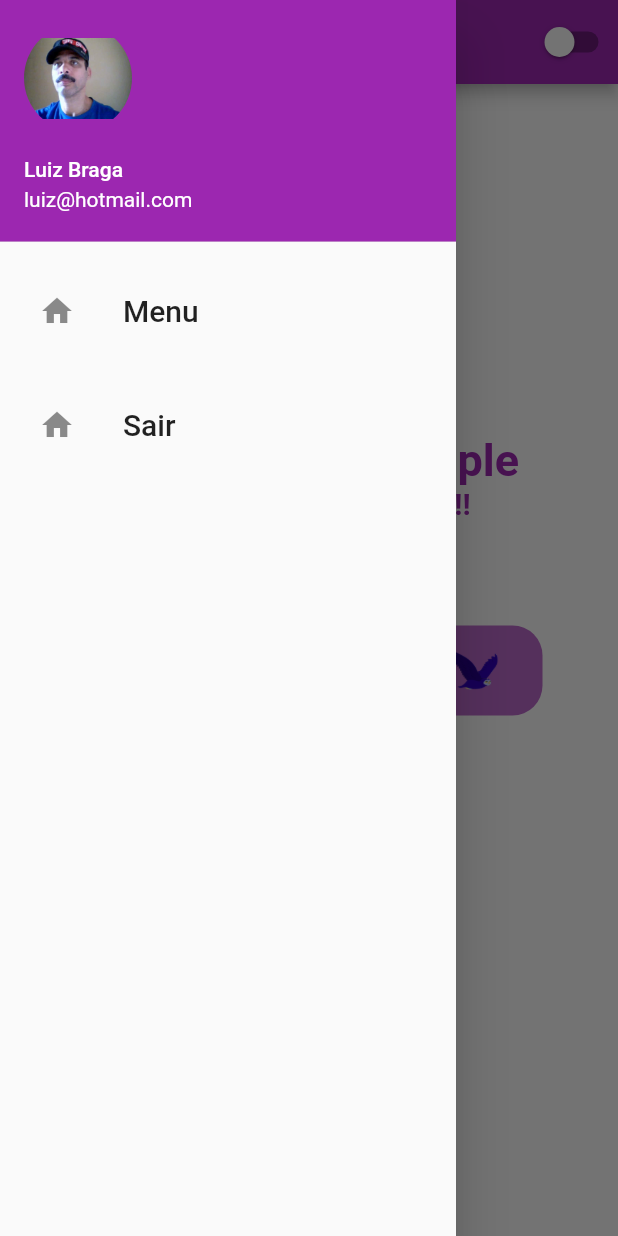
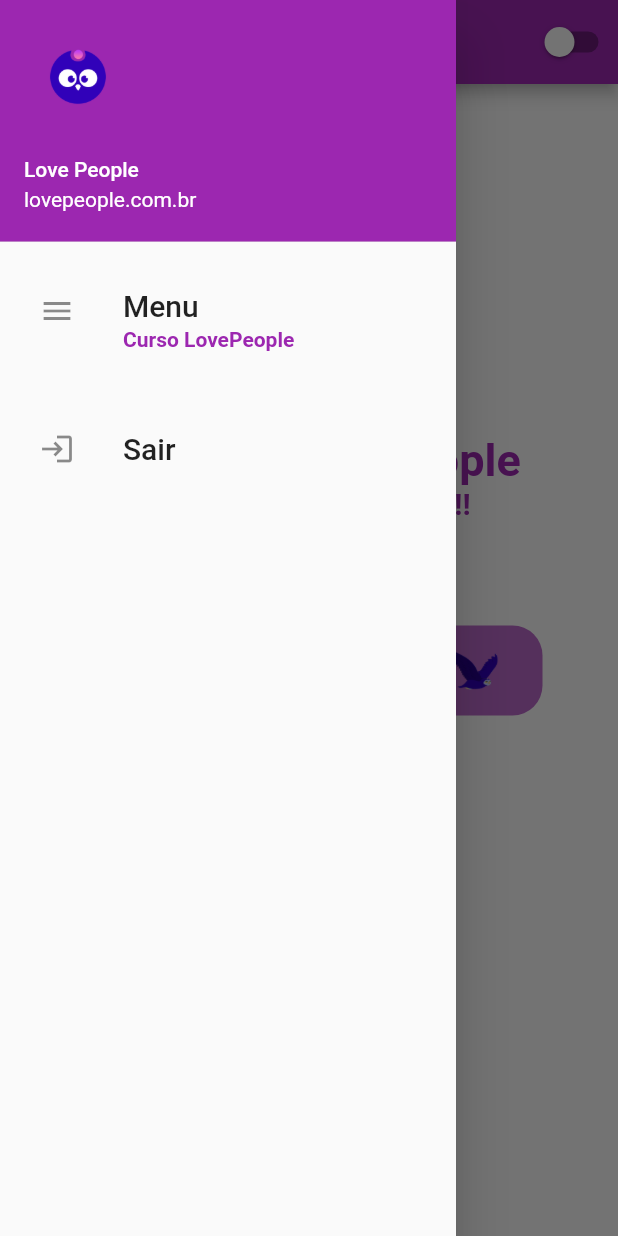
Before and after one commit to Bragaboll/poc-1-flutter, a Flutter app: the HomePage screen opened by its route, with the side drawer open, on a phone screen of 412 x 824 dp. Run offline on Flutter 3.47's test engine with Material 2 defaults, Android fonts, the phone set to English and light mode, and no system bars.

Commit message:
correções no App

```diff
--- a/lib/home_page.dart
+++ b/lib/home_page.dart
@@ -17,22 +17,27 @@ class _HomePageState extends State<HomePage> {
           children: [
             UserAccountsDrawerHeader(
               currentAccountPicture:
-                  ClipOval(child: Image.asset('assets/br.png')),
-              accountName: const Text('Luiz Braga'),
-              accountEmail: const Text('luiz@hotmail.com'),
+                  ClipOval(child: Image.asset('assets/logo.png')),
+              accountName: const Text('Love People'),
+              accountEmail: const Text('lovepeople.com.br'),
             ),
             Padding(
               padding: const EdgeInsets.all(10),
               child: Column(
                 children: [
                   ListTile(
-                    leading: const Icon(Icons.home),
+                    leading: const Icon(Icons.menu),
                     title: const Text(
                       'Menu',
                       style: TextStyle(fontSize: 20),
                     ),
+                    subtitle: Text(
+                      'Curso LovePeople',
+                      style: TextStyle(
+                          color: Colors.purple, fontWeight: FontWeight.bold),
+                    ),
                     onTap: () {
-                      Navigator.of(context).pop('/');
+                      Navigator.of(context).pop();
                     },
                   ),
                 ],
@@ -41,7 +46,7 @@ class _HomePageState extends State<HomePage> {
             Padding(
               padding: const EdgeInsets.all(10),
               child: ListTile(
-                leading: const Icon(Icons.home),
+                leading: const Icon(Icons.login),
                 title: const Text(
                   'Sair',
                   style: TextStyle(fontSize: 20),
@@ -70,7 +75,7 @@ class _HomePageState extends State<HomePage> {
             children: [
               Image.asset('assets/logo.png'),
               const Text(
-                'Somos a Lovepeople',
+                'Somos a LovePeople',
                 style: TextStyle(
                     fontSize: 30,
                     color: Colors.purple,
--- a/lib/login_page.dart
+++ b/lib/login_page.dart
@@ -1,4 +1,3 @@
-
 import 'package:flutter/material.dart';
 
 class LoginPage extends StatefulWidget {
@@ -70,7 +69,7 @@ class _LoginPageState extends State<LoginPage> {
             ),
             ElevatedButton(
               onPressed: () {
-                if (email == 'luizao@hotmail.com' && password == '123') {
+                if (email == 'lovepeople@gmail.com' && password == '123') {
                   Navigator.of(context).pushReplacementNamed('/home');
                 }
               },
--- a/lib/main.dart
+++ b/lib/main.dart
@@ -24,6 +24,7 @@ class MyApp extends StatelessWidget {
                   : Brightness.light,
               primarySwatch: Colors.purple,
             ),
+            debugShowCheckedModeBanner: false,
             initialRoute: '/',
             routes: {
               '/': (context) => const LoginPage(),
```
Also changed, not shown: pubspec.lock, 2 other files.
